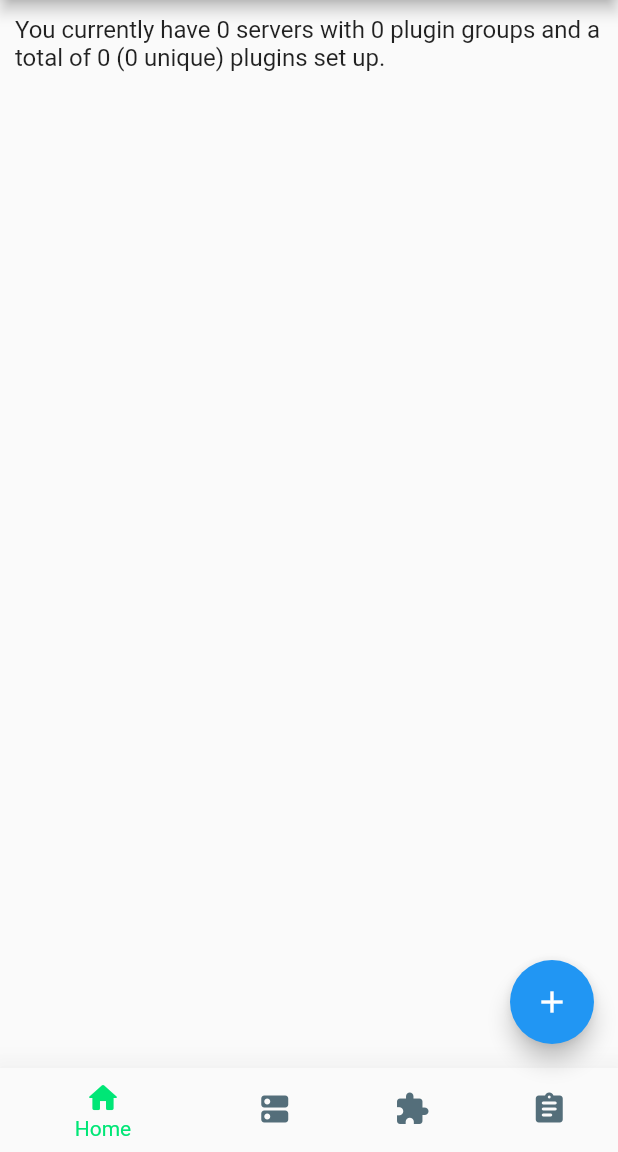
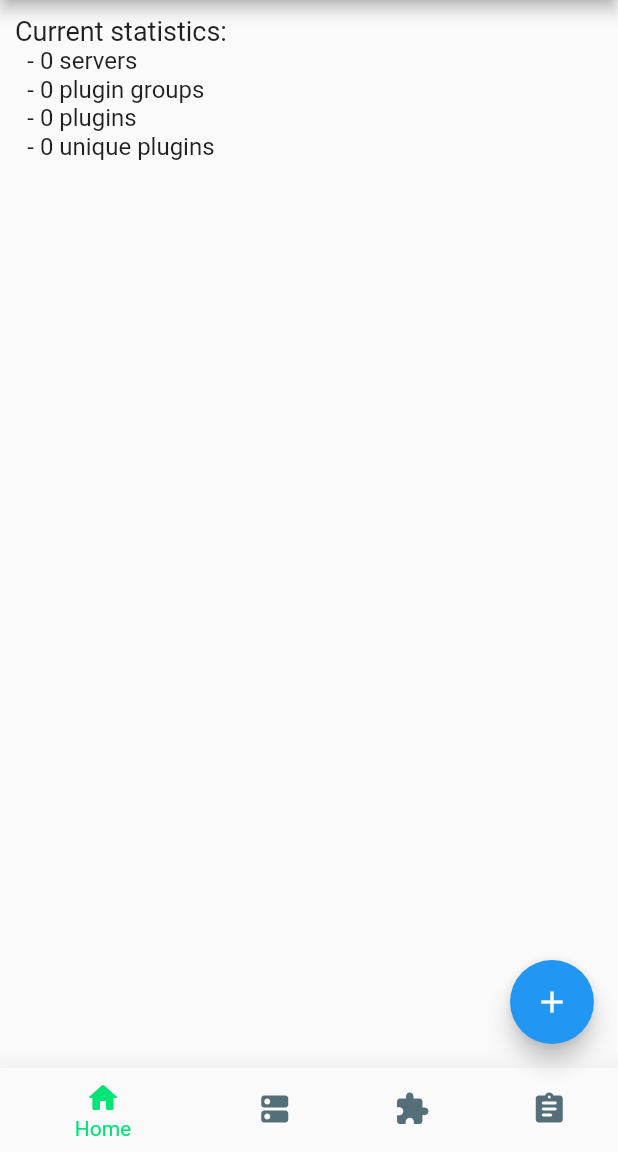
Before and after one commit to Mathematti/Plugpack, a Flutter app: the screen it shows after launch, on a phone screen of 412 x 824 dp, the part 84-1236 px from its top. Run offline on Flutter 3.47's test engine with Material 2 defaults, Android fonts, the phone set to English and light mode, and no system bars.

Commit message:
Better structured statistics view

```diff
--- a/lib/main.dart
+++ b/lib/main.dart
@@ -56,11 +56,20 @@ class _PlugpackMainState extends State<PlugpackMain> {
         ],
       ),
       body: Container(
-        child: Text(
-          "You currently have ${Server.servers.length} servers with "
-          "${PluginGroup.pluginGroups.length} plugin groups and "
-          "a total of ${totalPlugins()} (${Plugin.plugins.length} unique) plugins set up.",
-          style: const TextStyle(fontSize: 16),
+        child: Column(
+          children: [
+            const Text(
+              "Current statistics:",
+              style: TextStyle(fontSize: 18),
+            ),
+            Text(
+              "- ${Server.servers.length} servers\n"
+              "- ${PluginGroup.pluginGroups.length} plugin groups\n"
+              "- ${totalPlugins()} plugins\n"
+              "- ${Plugin.plugins.length} unique plugins\n",
+              style: const TextStyle(fontSize: 16),
+            ),
+          ],
         ),
         padding: const EdgeInsets.all(10),
       ),
@@ -155,7 +164,8 @@ class ContentState extends State<Content> {
       routes: {
         "/addServer": (BuildContext context) => ServerGUI(),
         "/addPluginGroup": (BuildContext context) => const PluginGroupGUI(),
-        "/addNewPluginGroup": (BuildContext context) => const AddNewPluginGroupGUI(),
+        "/addNewPluginGroup": (BuildContext context) =>
+            const AddNewPluginGroupGUI(),
         "/listPluginGroups": (BuildContext context) =>
             const PluginGroupListGUI(),
         "/addPlugin": (BuildContext context) => const AddPluginGUI(),
```
